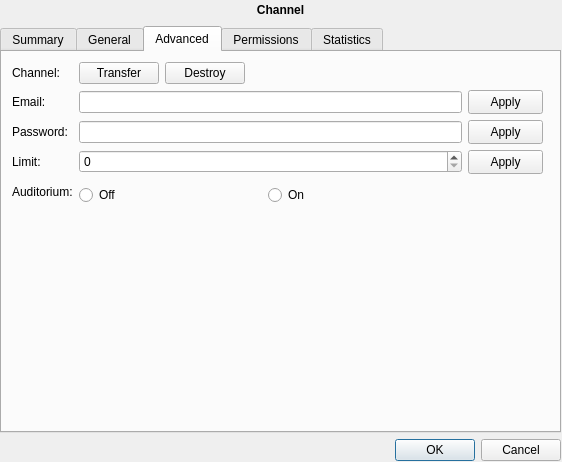
Above: ui/channel_settings.ui from gitter-badger/simplechatclient before the change. Below: the same form after it.
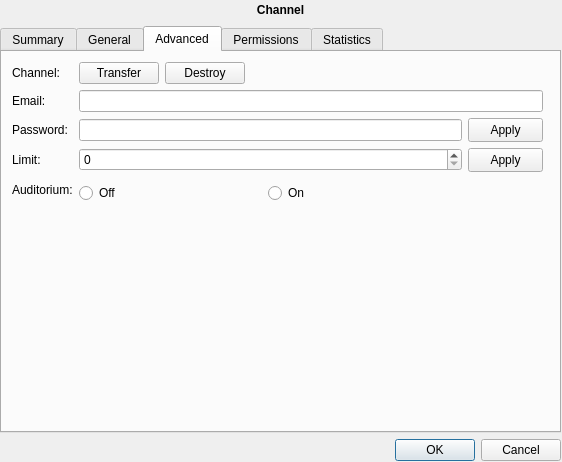
That is the form after the change. The open tabs and pages were chosen to show the change. Icons and pictures are not drawn.

Commit message: removed email

What changed in the file:
```diff
--- a/ui/channel_settings.ui
+++ b/ui/channel_settings.ui
@@ -735,24 +735,9 @@
          <item row="1" column="1">
           <layout class="QHBoxLayout" name="horizontalLayout_16">
            <item>
-            <widget class="QLineEdit" name="lineEdit_email"/>
-           </item>
-           <item>
-            <widget class="QPushButton" name="pushButton_set_email">
-             <property name="minimumSize">
-              <size>
-               <width>75</width>
-               <height>24</height>
-              </size>
-             </property>
-             <property name="maximumSize">
-              <size>
-               <width>75</width>
-               <height>24</height>
-              </size>
-             </property>
-             <property name="text">
-              <string>Apply</string>
+            <widget class="QLineEdit" name="lineEdit_email">
+             <property name="readOnly">
+              <bool>true</bool>
              </property>
             </widget>
            </item>
```
The commit also changes 8 other files.
